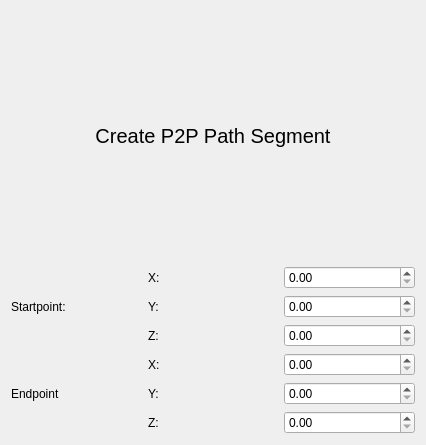
Above: createP2PSegDialog.ui from lerchi0/RobotPathWorkbench before the change. Below: the same form after it.
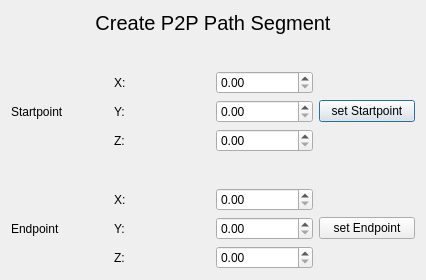
That is the form after the change.

Diff of the .ui file:
```diff
--- a/createP2PSegDialog.ui
+++ b/createP2PSegDialog.ui
@@ -7,7 +7,7 @@
     <x>0</x>
     <y>0</y>
     <width>426</width>
-    <height>445</height>
+    <height>270</height>
    </rect>
   </property>
   <property name="windowTitle">
@@ -17,7 +17,7 @@
    <set>Qt::ImhDigitsOnly</set>
   </property>
   <layout class="QGridLayout" name="gridLayout">
-   <item row="1" column="0" colspan="3">
+   <item row="1" column="0" colspan="4">
     <widget class="QLabel" name="label">
      <property name="font">
       <font>
@@ -35,80 +35,126 @@
      </property>
     </widget>
    </item>
-   <item row="2" column="2">
-    <widget class="QDoubleSpinBox" name="Box_Start_X"/>
-   </item>
-   <item row="3" column="1">
-    <widget class="QLabel" name="label_5">
-     <property name="text">
-      <string>Y:</string>
-     </property>
-    </widget>
-   </item>
-   <item row="3" column="2">
-    <widget class="QDoubleSpinBox" name="Box_Start_Y"/>
-   </item>
-   <item row="2" column="1">
-    <widget class="QLabel" name="label_4">
-     <property name="text">
-      <string>X:</string>
-     </property>
-    </widget>
-   </item>
-   <item row="4" column="2">
-    <widget class="QDoubleSpinBox" name="Box_Start_Z"/>
-   </item>
-   <item row="4" column="1">
+   <item row="8" column="1">
     <widget class="QLabel" name="label_6">
      <property name="text">
       <string>Z:</string>
      </property>
     </widget>
    </item>
+   <item row="7" column="3">
+    <widget class="QPushButton" name="buttonSetStart">
+     <property name="text">
+      <string>set Startpoint</string>
+     </property>
+    </widget>
+   </item>
+   <item row="12" column="1">
+    <widget class="QLabel" name="label_9">
+     <property name="text">
+      <string>Z:</string>
+     </property>
+    </widget>
+   </item>
+   <item row="8" column="2">
+    <widget class="QDoubleSpinBox" name="Box_Start_Z"/>
+   </item>
+   <item row="7" column="2">
+    <widget class="QDoubleSpinBox" name="Box_Start_Y"/>
+   </item>
    <item row="6" column="1">
+    <widget class="QLabel" name="label_4">
+     <property name="text">
+      <string>X:</string>
+     </property>
+    </widget>
+   </item>
+   <item row="7" column="1">
+    <widget class="QLabel" name="label_5">
+     <property name="text">
+      <string>Y:</string>
+     </property>
+    </widget>
+   </item>
+   <item row="6" column="2">
+    <widget class="QDoubleSpinBox" name="Box_Start_X"/>
+   </item>
+   <item row="11" column="1">
     <widget class="QLabel" name="label_8">
      <property name="text">
       <string>Y:</string>
      </property>
     </widget>
    </item>
-   <item row="5" column="1">
+   <item row="10" column="1">
     <widget class="QLabel" name="label_7">
      <property name="text">
       <string>X:</string>
      </property>
     </widget>
    </item>
-   <item row="7" column="1">
-    <widget class="QLabel" name="label_9">
-     <property name="text">
-      <string>Z:</string>
-     </property>
-    </widget>
-   </item>
-   <item row="5" column="2">
+   <item row="10" column="2">
     <widget class="QDoubleSpinBox" name="Box_End_X"/>
    </item>
-   <item row="6" column="2">
-    <widget class="QDoubleSpinBox" name="Box_End_Y"/>
-   </item>
-   <item row="7" column="2">
+   <item row="12" column="2">
     <widget class="QDoubleSpinBox" name="Box_End_Z"/>
    </item>
-   <item row="3" column="0">
+   <item row="7" column="0">
     <widget class="QLabel" name="label_2">
      <property name="text">
-      <string>Startpoint:</string>
+      <string>Startpoint</string>
      </property>
     </widget>
    </item>
-   <item row="6" column="0">
+   <item row="11" column="2">
+    <widget class="QDoubleSpinBox" name="Box_End_Y"/>
+   </item>
+   <item row="11" column="0">
     <widget class="QLabel" name="label_3">
      <property name="text">
       <string>Endpoint</string>
      </property>
     </widget>
    </item>
+   <item row="11" column="3">
+    <widget class="QPushButton" name="buttonSetEnd">
+     <property name="text">
+      <string>set Endpoint</string>
+     </property>
+    </widget>
+   </item>
+   <item row="9" column="1" colspan="2">
+    <spacer name="verticalSpacer">
+     <property name="orientation">
+      <enum>Qt::Vertical</enum>
+     </property>
+     <property name="sizeType">
+      <enum>QSizePolicy::Fixed</enum>
+     </property>
+     <property name="sizeHint" stdset="0">
+      <size>
+       <width>10</width>
+       <height>30</height>
+      </size>
+     </property>
+    </spacer>
+   </item>
+   <item row="2" column="0">
+    <spacer name="verticalSpacer_2">
+     <property name="orientation">
+      <enum>Qt::Vertical</enum>
+     </property>
+     <property name="sizeType">
+      <enum>QSizePolicy::Fixed</enum>
+     </property>
+     <property name="sizeHint" stdset="0">
+      <size>
+       <width>10</width>
+       <height>30</height>
+      </size>
+     </property>
+    </spacer>
+   </item>
   </layout>
  </widget>
  <resources/>
```
Left out of the diff: 10 changed lines with no effect on the pictures.
